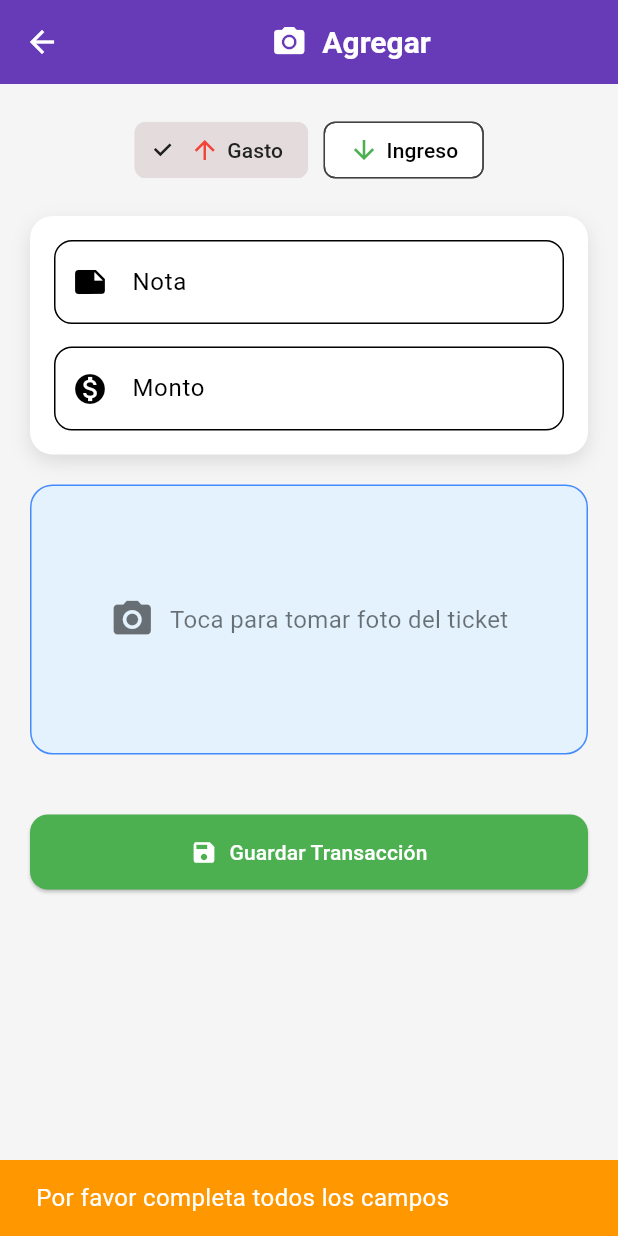
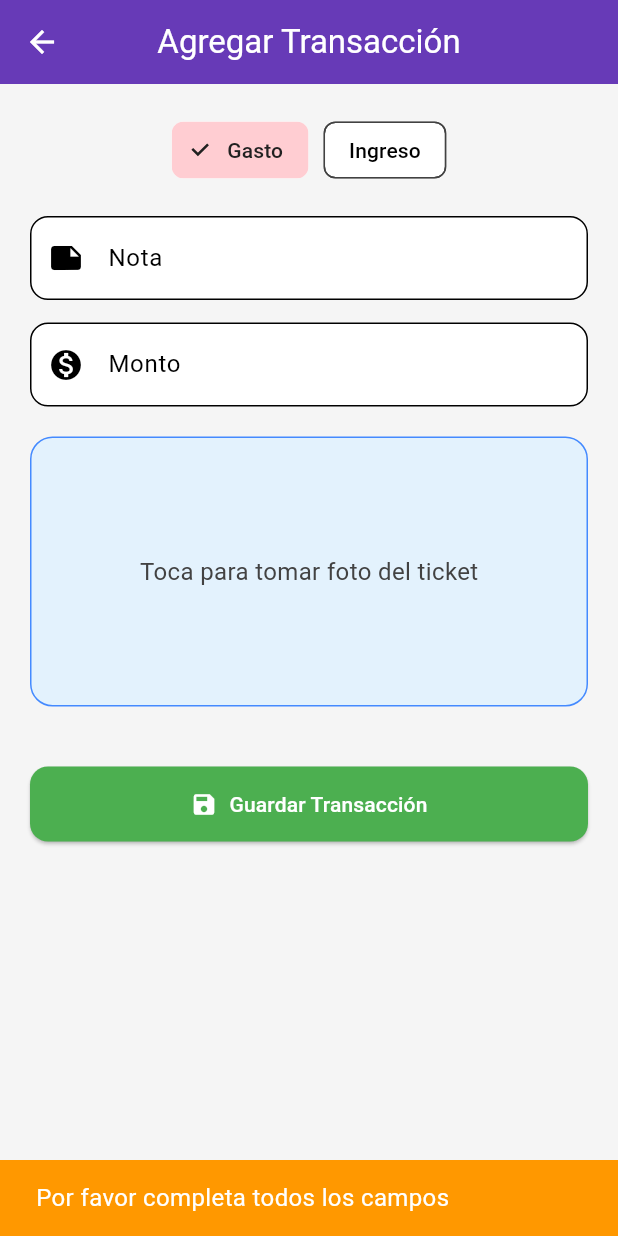
Before and after one commit to xEdwardP/flutter_expense_tracker_ocr, a Flutter app: the AddTransactionPage screen opened directly, after a tap on "Guardar Transacción", on a phone screen of 412 x 824 dp. Run offline on Flutter 3.47's test engine with Material 3 defaults, Android fonts, the phone set to English and light mode, and no system bars; our stand-ins replace cloud_firestore, firebase_auth, firebase_core, firebase_storage, google_sign_in, image_picker; missing offline and left inert: google_mlkit_text_recognition; accounts and stored records are empty.

Commit message:
feat: Implement transaction management with image upload and OCR processing

```diff
--- a/lib/views/pages/add_transaction_page.dart
+++ b/lib/views/pages/add_transaction_page.dart
@@ -1,9 +1,6 @@
 import 'dart:io';
 import 'package:flutter/material.dart';
-import 'package:image_picker/image_picker.dart';
-import 'package:cloud_firestore/cloud_firestore.dart';
-import 'package:firebase_storage/firebase_storage.dart';
-import '../../services/ocr_service.dart';
+import 'package:flutter_expense_tracker_ocr/controllers/transaction_controller.dart';
 
 class AddTransactionPage extends StatefulWidget {
   const AddTransactionPage({super.key});
@@ -13,30 +10,30 @@ class AddTransactionPage extends StatefulWidget {
 }
 
 class _AddTransactionPageState extends State<AddTransactionPage> {
+  final TransactionController controller = TransactionController();
+
   final TextEditingController titleCtrl = TextEditingController();
   final TextEditingController amountCtrl = TextEditingController();
+
   File? ticketImage;
   bool loadingOCR = false;
   String transactionType = "Gasto";
 
-  // Función OCR
-  Future<void> pickImage() async {
-    final XFile? picked = await ImagePicker().pickImage(
-      source: ImageSource.camera,
-      imageQuality: 75,
-    );
-    if (picked == null) return;
+  Future<void> pickTicketImage() async {
+    final image = await controller.pickImage();
+    if (image == null) return;
 
-    setState(() => ticketImage = File(picked.path));
-    setState(() => loadingOCR = true);
+    setState(() {
+      ticketImage = image;
+      loadingOCR = true;
+    });
 
-    final ocrService = OCRService();
-    final extractedAmount = await ocrService.extractTotal(ticketImage!);
+    final detected = await controller.detectAmount(image);
 
     setState(() => loadingOCR = false);
 
-    if (extractedAmount != null) {
-      amountCtrl.text = extractedAmount;
+    if (detected != null) {
+      amountCtrl.text = detected;
     }
   }
 
@@ -46,42 +43,22 @@ class _AddTransactionPageState extends State<AddTransactionPage> {
         const SnackBar(
           content: Text("Por favor completa todos los campos"),
           backgroundColor: Colors.orange,
-          duration: Duration(seconds: 2),
         ),
       );
       return;
     }
 
-    String? imageURL;
-    if (ticketImage != null) {
-      final storageRef = FirebaseStorage.instance.ref().child(
-        "tickets/${DateTime.now().millisecondsSinceEpoch}.jpg",
+    await controller.saveTransaction(
+      title: titleCtrl.text,
+      amount: double.tryParse(amountCtrl.text) ?? 0,
+      type: transactionType,
+      ticketImage: ticketImage,
     );
-      await storageRef.putFile(ticketImage!);
-      imageURL = await storageRef.getDownloadURL();
-    }
-
-    await FirebaseFirestore.instance.collection("transactions").add({
-      "title": titleCtrl.text,
-      "amount": double.tryParse(amountCtrl.text) ?? 0,
-      "date": DateTime.now(),
-      "type": transactionType,
-      "imageUrl": imageURL,
-    });
 
     ScaffoldMessenger.of(context).showSnackBar(
       SnackBar(
-        content: Text(
-          "$transactionType registrado correctamente",
-          style: const TextStyle(fontSize: 16),
-        ),
-        backgroundColor: transactionType == "Gasto"
-            ? Colors.green
-            : Colors.green,
-        duration: const Duration(seconds: 2),
-        behavior: SnackBarBehavior.floating,
-        margin: const EdgeInsets.all(16),
-        shape: RoundedRectangleBorder(borderRadius: BorderRadius.circular(12)),
+        content: Text("$transactionType guardado correctamente"),
+        backgroundColor: Colors.green,
       ),
     );
 
@@ -98,17 +75,8 @@ class _AddTransactionPageState extends State<AddTransactionPage> {
     return Scaffold(
       backgroundColor: Colors.grey[100],
       appBar: AppBar(
-        title: Row(
-          mainAxisAlignment: MainAxisAlignment.center,
-          children: [
-            Icon(Icons.camera_alt, color: Colors.white),
-            const SizedBox(width: 10),
-            const Text(
-              "Agregar",
-              style: TextStyle(fontWeight: FontWeight.bold, fontSize: 20),
-            ),
-          ],
-        ),
+        title: const Text("Agregar Transacción"),
+        centerTitle: true,
       ),
       body: SingleChildScrollView(
         padding: const EdgeInsets.all(20),
@@ -118,58 +86,27 @@ class _AddTransactionPageState extends State<AddTransactionPage> {
               mainAxisAlignment: MainAxisAlignment.center,
               children: [
                 ChoiceChip(
-                  label: Row(
-                    children: [
-                      const Icon(
-                        Icons.arrow_upward,
-                        color: Colors.red,
-                        size: 20,
-                      ),
-                      const SizedBox(width: 5),
-                      const Text("Gasto"),
-                    ],
-                  ),
+                  label: const Text("Gasto"),
                   selected: transactionType == "Gasto",
-                  onSelected: (_) => setState(() => transactionType = "Gasto"),
-                  selectedColor: const Color.fromARGB(255, 228, 220, 220),
+                  selectedColor: Colors.red.shade100,
+                  onSelected: (_) {
+                    setState(() => transactionType = "Gasto");
+                  },
                 ),
                 const SizedBox(width: 10),
                 ChoiceChip(
-                  label: Row(
-                    children: [
-                      const Icon(
-                        Icons.arrow_downward,
-                        color: Colors.green,
-                        size: 20,
-                      ),
-                      const SizedBox(width: 5),
-                      const Text("Ingreso"),
-                    ],
-                  ),
+                  label: const Text("Ingreso"),
                   selected: transactionType == "Ingreso",
-                  onSelected: (_) =>
-                      setState(() => transactionType = "Ingreso"),
-                  selectedColor: const Color.fromARGB(255, 228, 220, 220),
+                  selectedColor: Colors.green.shade100,
+                  onSelected: (_) {
+                    setState(() => transactionType = "Ingreso");
+                  },
                 ),
               ],
             ),
+
             const SizedBox(height: 20),
 
-            Container(
-              padding: const EdgeInsets.all(16),
-              decoration: BoxDecoration(
-                color: Colors.white,
-                borderRadius: BorderRadius.circular(15),
-                boxShadow: [
-                  BoxShadow(
-                    color: Colors.grey.withOpacity(0.3),
-                    blurRadius: 10,
-                    offset: const Offset(0, 5),
-                  ),
-                ],
-              ),
-              child: Column(
-                children: [
             TextField(
               controller: titleCtrl,
               decoration: InputDecoration(
@@ -180,7 +117,9 @@ class _AddTransactionPageState extends State<AddTransactionPage> {
                 ),
               ),
             ),
+
             const SizedBox(height: 15),
+
             TextField(
               controller: amountCtrl,
               keyboardType: TextInputType.number,
@@ -193,37 +132,21 @@ class _AddTransactionPageState extends State<AddTransactionPage> {
                 ),
               ),
             ),
-                ],
-              ),
-            ),
+
             const SizedBox(height: 20),
 
             GestureDetector(
-              onTap: pickImage,
+              onTap: pickTicketImage,
               child: Container(
                 height: 180,
                 decoration: BoxDecoration(
-                  color: Colors.blue[50],
+                  color: Colors.blue.shade50,
                   borderRadius: BorderRadius.circular(15),
                   border: Border.all(color: Colors.blueAccent),
                 ),
                 child: ticketImage == null
                     ? const Center(
-                        child: Row(
-                          mainAxisAlignment: MainAxisAlignment.center,
-                          children: [
-                            Icon(
-                              Icons.camera_alt,
-                              size: 30,
-                              color: Colors.black54,
-                            ),
-                            SizedBox(width: 10),
-                            Text(
-                              "Toca para tomar foto del ticket",
-                              style: TextStyle(color: Colors.black54),
-                            ),
-                          ],
-                        ),
+                        child: Text("Toca para tomar foto del ticket"),
                       )
                     : ClipRRect(
                         borderRadius: BorderRadius.circular(15),
@@ -235,6 +158,7 @@ class _AddTransactionPageState extends State<AddTransactionPage> {
                       ),
               ),
             ),
+
             const SizedBox(height: 20),
 
             if (loadingOCR) const CircularProgressIndicator(),
@@ -242,15 +166,12 @@ class _AddTransactionPageState extends State<AddTransactionPage> {
             const SizedBox(height: 20),
 
             ElevatedButton.icon(
+              onPressed: saveTransaction,
               icon: const Icon(Icons.save),
               label: const Text("Guardar Transacción"),
-              onPressed: saveTransaction,
               style: ElevatedButton.styleFrom(
                 backgroundColor: Colors.green,
                 minimumSize: const Size(double.infinity, 50),
-                shape: RoundedRectangleBorder(
-                  borderRadius: BorderRadius.circular(12),
-                ),
               ),
             ),
           ],
```
Also changed, not shown: lib/controllers/transaction_controller.dart (+53 -0 lines). Lines whose indentation alone changed are shown as unchanged.
